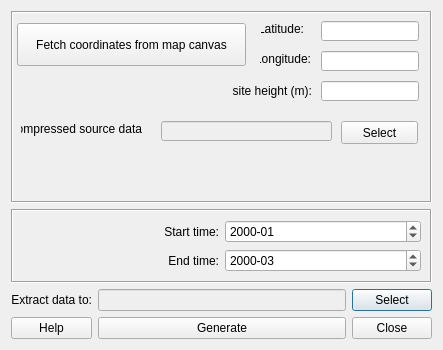
Old version of the form WATCHData/watch_dialog_base.ui in the repository UMEP-dev/UMEP.
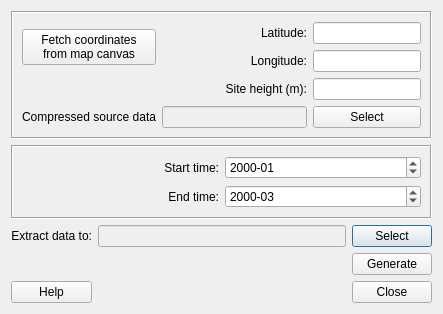
New version of the form.

Diff of the .ui file:
```diff
--- a/WATCHData/watch_dialog_base.ui
+++ b/WATCHData/watch_dialog_base.ui
@@ -7,7 +7,7 @@
     <x>0</x>
     <y>0</y>
     <width>443</width>
-    <height>350</height>
+    <height>308</height>
    </rect>
   </property>
   <property name="windowTitle">
@@ -31,17 +31,7 @@
      </property>
     </widget>
    </item>
-   <item row="8" column="1">
-    <widget class="QPushButton" name="runButton">
-     <property name="cursor">
-      <cursorShape>ArrowCursor</cursorShape>
-     </property>
-     <property name="text">
-      <string>Generate</string>
-     </property>
-    </widget>
-   </item>
-   <item row="8" column="2">
+   <item row="9" column="2">
     <widget class="QPushButton" name="pushButtonClose">
      <property name="text">
       <string>Close</string>
@@ -58,7 +48,7 @@
      </property>
     </widget>
    </item>
-   <item row="8" column="0">
+   <item row="9" column="0">
     <widget class="QPushButton" name="pushButtonHelp">
      <property name="text">
       <string>Help</string>
@@ -78,176 +68,6 @@
      </property>
     </widget>
    </item>
-   <item row="0" column="0" colspan="3">
-    <widget class="QFrame" name="frame_2">
-     <property name="sizePolicy">
-      <sizepolicy hsizetype="Preferred" vsizetype="Expanding">
-       <horstretch>0</horstretch>
-       <verstretch>0</verstretch>
-      </sizepolicy>
-     </property>
-     <property name="frameShape">
-      <enum>QFrame::Box</enum>
-     </property>
-     <property name="frameShadow">
-      <enum>QFrame::Sunken</enum>
-     </property>
-     <widget class="QLabel" name="label_7">
-      <property name="geometry">
-       <rect>
-        <x>10</x>
-        <y>110</y>
-        <width>121</width>
-        <height>16</height>
-       </rect>
-      </property>
-      <property name="text">
-       <string>Compressed source data</string>
-      </property>
-      <property name="alignment">
-       <set>Qt::AlignRight|Qt::AlignTrailing|Qt::AlignVCenter</set>
-      </property>
-     </widget>
-     <widget class="QPushButton" name="pushButtonRaw">
-      <property name="geometry">
-       <rect>
-        <x>330</x>
-        <y>110</y>
-        <width>77</width>
-        <height>23</height>
-       </rect>
-      </property>
-      <property name="text">
-       <string>Select</string>
-      </property>
-     </widget>
-     <widget class="QLineEdit" name="textOutput_raw">
-      <property name="enabled">
-       <bool>false</bool>
-      </property>
-      <property name="geometry">
-       <rect>
-        <x>150</x>
-        <y>110</y>
-        <width>171</width>
-        <height>20</height>
-       </rect>
-      </property>
-      <property name="text">
-       <string/>
-      </property>
-     </widget>
-     <widget class="QLineEdit" name="textOutput_lon">
-      <property name="geometry">
-       <rect>
-        <x>310</x>
-        <y>40</y>
-        <width>98</width>
-        <height>20</height>
-       </rect>
-      </property>
-      <property name="inputMask">
-       <string/>
-      </property>
-      <property name="text">
-       <string/>
-      </property>
-     </widget>
-     <widget class="QLineEdit" name="textOutput_lat">
-      <property name="geometry">
-       <rect>
-        <x>310</x>
-        <y>10</y>
-        <width>98</width>
-        <height>20</height>
-       </rect>
-      </property>
-      <property name="text">
-       <string/>
-      </property>
-     </widget>
-     <widget class="QLabel" name="label_6">
-      <property name="geometry">
-       <rect>
-        <x>249</x>
-        <y>40</y>
-        <width>51</width>
-        <height>16</height>
-       </rect>
-      </property>
-      <property name="text">
-       <string>Longitude:</string>
-      </property>
-      <property name="alignment">
-       <set>Qt::AlignRight|Qt::AlignTrailing|Qt::AlignVCenter</set>
-      </property>
-     </widget>
-     <widget class="QLabel" name="label_5">
-      <property name="geometry">
-       <rect>
-        <x>250</x>
-        <y>10</y>
-        <width>43</width>
-        <height>16</height>
-       </rect>
-      </property>
-      <property name="text">
-       <string>Latitude:</string>
-      </property>
-      <property name="alignment">
-       <set>Qt::AlignRight|Qt::AlignTrailing|Qt::AlignVCenter</set>
-      </property>
-     </widget>
-     <widget class="QPushButton" name="selectpoint">
-      <property name="enabled">
-       <bool>true</bool>
-      </property>
-      <property name="geometry">
-       <rect>
-        <x>6</x>
-        <y>12</y>
-        <width>229</width>
-        <height>43</height>
-       </rect>
-      </property>
-      <property name="text">
-       <string>Fetch coordinates from map canvas</string>
-      </property>
-     </widget>
-     <widget class="QLineEdit" name="textOutput_hgt">
-      <property name="geometry">
-       <rect>
-        <x>310</x>
-        <y>70</y>
-        <width>98</width>
-        <height>20</height>
-       </rect>
-      </property>
-      <property name="inputMask">
-       <string/>
-      </property>
-      <property name="text">
-       <string/>
-      </property>
-     </widget>
-     <widget class="QLabel" name="label_10">
-      <property name="geometry">
-       <rect>
-        <x>190</x>
-        <y>70</y>
-        <width>111</width>
-        <height>20</height>
-       </rect>
-      </property>
-      <property name="text">
-       <string>site height (m):</string>
-      </property>
-      <property name="alignment">
-       <set>Qt::AlignRight|Qt::AlignTrailing|Qt::AlignVCenter</set>
-      </property>
-     </widget>
-    </widget>
-   </item>
    <item row="5" column="0" rowspan="2" colspan="3">
     <widget class="QFrame" name="frame">
      <property name="sizePolicy">
@@ -348,6 +168,146 @@
      </layout>
     </widget>
    </item>
+   <item row="8" column="2">
+    <widget class="QPushButton" name="runButton">
+     <property name="cursor">
+      <cursorShape>ArrowCursor</cursorShape>
+     </property>
+     <property name="text">
+      <string>Generate</string>
+     </property>
+    </widget>
+   </item>
+   <item row="0" column="0" colspan="3">
+    <widget class="QFrame" name="frame_2">
+     <property name="sizePolicy">
+      <sizepolicy hsizetype="Preferred" vsizetype="Expanding">
+       <horstretch>0</horstretch>
+       <verstretch>0</verstretch>
+      </sizepolicy>
+     </property>
+     <property name="frameShape">
+      <enum>QFrame::Box</enum>
+     </property>
+     <property name="frameShadow">
+      <enum>QFrame::Sunken</enum>
+     </property>
+     <layout class="QGridLayout" name="gridLayout_4">
+      <item row="0" column="0">
+       <layout class="QGridLayout" name="gridLayout_3">
+        <item row="2" column="5">
+         <widget class="QLineEdit" name="textOutput_hgt">
+          <property name="inputMask">
+           <string/>
+          </property>
+          <property name="text">
+           <string/>
+          </property>
+         </widget>
+        </item>
+        <item row="0" column="5">
+         <widget class="QLineEdit" name="textOutput_lat">
+          <property name="text">
+           <string/>
+          </property>
+         </widget>
+        </item>
+        <item row="4" column="0">
+         <widget class="QLabel" name="label_7">
+          <property name="text">
+           <string>Compressed source data</string>
+          </property>
+          <property name="alignment">
+           <set>Qt::AlignRight|Qt::AlignTrailing|Qt::AlignVCenter</set>
+          </property>
+         </widget>
+        </item>
+        <item row="4" column="5">
+         <widget class="QPushButton" name="pushButtonRaw">
+          <property name="text">
+           <string>Select</string>
+          </property>
+         </widget>
+        </item>
+        <item row="1" column="5">
+         <widget class="QLineEdit" name="textOutput_lon">
+          <property name="inputMask">
+           <string/>
+          </property>
+          <property name="text">
+           <string/>
+          </property>
+         </widget>
+        </item>
+        <item row="0" column="0" rowspan="2">
+         <widget class="QPushButton" name="selectpoint">
+          <property name="enabled">
+           <bool>true</bool>
+          </property>
+          <property name="text">
+           <string>Fetch coordinates 
+from map canvas</string>
+          </property>
+         </widget>
+        </item>
+        <item row="0" column="4">
+         <widget class="QLabel" name="label_5">
+          <property name="text">
+           <string>Latitude:</string>
+          </property>
+          <property name="alignment">
+           <set>Qt::AlignRight|Qt::AlignTrailing|Qt::AlignVCenter</set>
+          </property>
+         </widget>
+        </item>
+        <item row="1" column="4">
+         <widget class="QLabel" name="label_6">
+          <property name="text">
+           <string>Longitude:</string>
+          </property>
+          <property name="alignment">
+           <set>Qt::AlignRight|Qt::AlignTrailing|Qt::AlignVCenter</set>
+          </property>
+         </widget>
+        </item>
+        <item row="2" column="4">
+         <widget class="QLabel" name="label_10">
+          <property name="text">
+           <string>Site height (m):</string>
+          </property>
+          <property name="alignment">
+           <set>Qt::AlignRight|Qt::AlignTrailing|Qt::AlignVCenter</set>
+          </property>
+         </widget>
+        </item>
+        <item row="2" column="3">
+         <spacer name="horizontalSpacer">
+          <property name="orientation">
+           <enum>Qt::Horizontal</enum>
+          </property>
+          <property name="sizeHint" stdset="0">
+           <size>
+            <width>40</width>
+            <height>20</height>
+           </size>
+          </property>
+         </spacer>
+        </item>
+        <item row="4" column="3" colspan="2">
+         <widget class="QLineEdit" name="textOutput_raw">
+          <property name="enabled">
+           <bool>false</bool>
+          </property>
+          <property name="text">
+           <string/>
+          </property>
+         </widget>
+        </item>
+       </layout>
+      </item>
+     </layout>
+    </widget>
+   </item>
   </layout>
  </widget>
  <tabstops>
```
Left out of the diff: 17 changed lines with no effect on the pictures.
